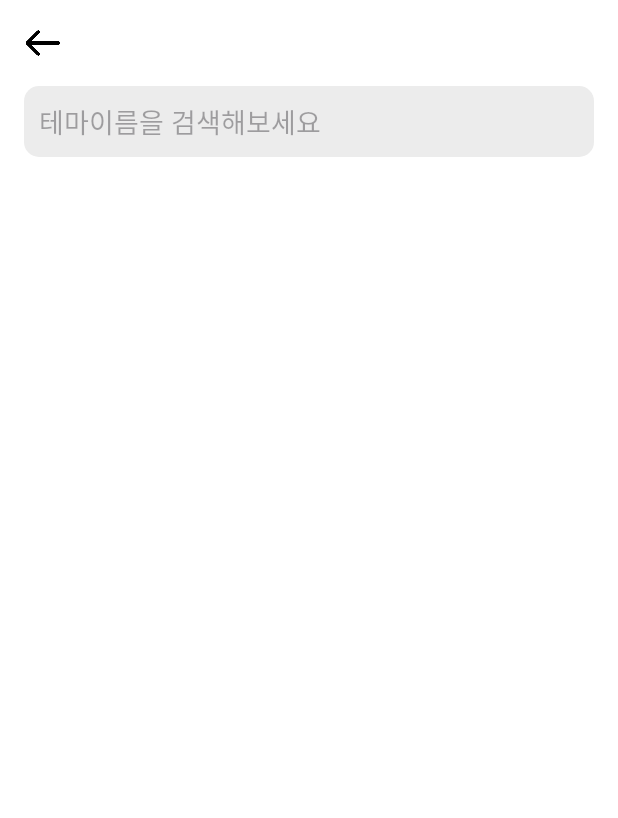
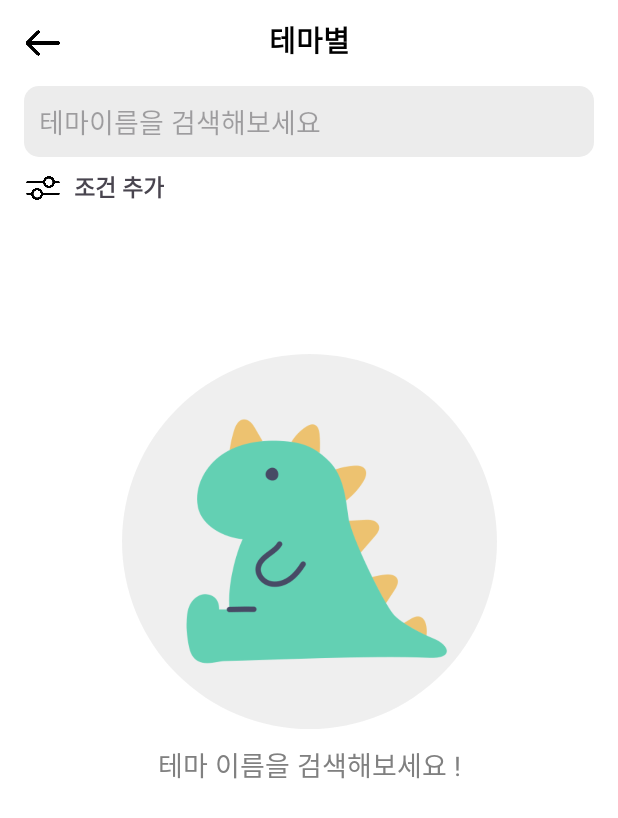
Before and after one commit to escape0906/EscapeApp, an Android app: the fragment ThemeFragment shown on its own in the app's theme, on a phone screen of 412 x 824 dp. Shown: the top 818 px of the screen. Run offline under Robolectric (Android 15) with nearby library versions, the phone set to English and light mode, and no system bars; our stand-ins replace Dagger/Hilt's generated code, data binding; network calls fail; pictures from the network do not load.

Commit message:
[Update] 레이아웃 수정

```diff
--- a/app/src/main/res/layout/fragment_home.xml
+++ b/app/src/main/res/layout/fragment_home.xml
@@ -159,6 +159,7 @@
                         </LinearLayout>
 
                         <LinearLayout
+                            android:id="@+id/by_store"
                             android:layout_width="match_parent"
                             android:layout_height="wrap_content"
                             android:layout_weight="1"
@@ -205,7 +206,7 @@
                                 android:layout_marginTop="5dp"
                                 android:fontFamily="@font/notosansregular"
                                 android:includeFontPadding="false"
-                                android:text="장르별"
+                                android:text="테마별"
                                 android:textColor="@color/black"
                                 android:textSize="16sp" />
                         </LinearLayout>
--- a/app/src/main/res/layout/fragment_store.xml
+++ b/app/src/main/res/layout/fragment_store.xml
@@ -39,7 +39,7 @@
                 android:layout_height="wrap_content"
                 android:background="@color/transparent"
                 android:ems="10"
-                android:hint="테마/매장이름을 검색해보세요"
+                android:hint="매장이름을 검색해보세요"
                 android:inputType="text"
                 app:layout_constraintBottom_toBottomOf="parent"
                 app:layout_constraintEnd_toEndOf="parent"
--- a/app/src/main/res/layout/fragment_theme.xml
+++ b/app/src/main/res/layout/fragment_theme.xml
@@ -14,11 +14,24 @@
             android:layout_height="25dp"
             android:layout_marginStart="16dp"
             android:layout_marginTop="16dp"
-            app:layout_constraintEnd_toEndOf="parent"
             app:layout_constraintHorizontal_bias="0.0"
             app:layout_constraintStart_toStartOf="parent"
             app:layout_constraintTop_toTopOf="parent"
             app:srcCompat="@drawable/ic_back" />
+
+        <TextView
+            android:id="@+id/theme_title"
+            android:layout_width="wrap_content"
+            android:layout_height="wrap_content"
+            android:layout_marginTop="12dp"
+            android:text="테마별"
+            android:textColor="@color/black"
+            android:textSize="19sp"
+            android:textStyle="bold"
+            app:layout_constraintEnd_toEndOf="parent"
+            app:layout_constraintHorizontal_bias="0.435"
+            app:layout_constraintStart_toEndOf="@+id/back_btn"
+            app:layout_constraintTop_toTopOf="parent" />
 
         <androidx.constraintlayout.widget.ConstraintLayout
             android:id="@+id/input_layout"
@@ -31,7 +44,7 @@
             android:padding="10dp"
             app:layout_constraintEnd_toEndOf="parent"
             app:layout_constraintStart_toStartOf="parent"
-            app:layout_constraintTop_toBottomOf="@+id/back_btn">
+            app:layout_constraintTop_toBottomOf="@+id/theme_title">
 
             <EditText
                 android:id="@+id/et_search"
@@ -48,6 +61,30 @@
                 app:layout_constraintVertical_bias="0.0" />
         </androidx.constraintlayout.widget.ConstraintLayout>
 
+        <ImageView
+            android:id="@+id/filter_btn"
+            android:layout_width="25dp"
+            android:layout_height="25dp"
+            android:layout_marginStart="16dp"
+            android:layout_marginTop="8dp"
+            android:contentDescription=""
+            android:src="@drawable/ic_filter"
+            app:layout_constraintStart_toStartOf="parent"
+            app:layout_constraintTop_toBottomOf="@+id/input_layout" />
+
+        <TextView
+            android:id="@+id/filter_text_btn"
+            android:layout_width="wrap_content"
+            android:layout_height="wrap_content"
+            android:layout_marginStart="8dp"
+            android:layout_marginTop="8dp"
+            android:text="조건 추가"
+            android:textSize="15sp"
+            android:textStyle="bold"
+            app:layout_constraintStart_toEndOf="@+id/filter_btn"
+            app:layout_constraintTop_toBottomOf="@+id/input_layout" />
+
+
         <androidx.swiperefreshlayout.widget.SwipeRefreshLayout
             android:id="@+id/swipeRefreshLayout"
             android:layout_width="0dp"
@@ -55,7 +92,7 @@
             app:layout_constraintBottom_toBottomOf="parent"
             app:layout_constraintEnd_toEndOf="parent"
             app:layout_constraintStart_toStartOf="parent"
-            app:layout_constraintTop_toBottomOf="@+id/input_layout">
+            app:layout_constraintTop_toBottomOf="@+id/filter_text_btn">
 
             <LinearLayout
                 android:layout_width="match_parent"
@@ -67,6 +104,7 @@
                     android:layout_width="match_parent"
                     android:layout_height="match_parent"
                     android:layout_marginTop="10dp"
+                    android:visibility="gone"
                     app:layoutManager="androidx.recyclerview.widget.GridLayoutManager"
                     app:spanCount="2"
                     tools:listitem="@layout/item_theme"/>
@@ -78,6 +116,41 @@
                     android:layout_gravity="center"
                     android:visibility="gone"
                     style="?android:attr/progressBarStyle"/>
+
+                <androidx.constraintlayout.widget.ConstraintLayout
+                    android:id="@+id/empty_layout"
+                    android:layout_width="match_parent"
+                    android:layout_height="wrap_content"
+                    android:layout_marginTop="100dp">
+
+                    <ImageView
+                        android:id="@+id/empty_image"
+                        android:layout_width="250dp"
+                        android:layout_height="250dp"
+                        android:contentDescription="검색결과가 없습니다"
+                        android:background="@drawable/background_circle"
+                        android:src="@drawable/dinosaur"
+                        android:padding="10dp"
+                        android:layout_marginBottom="10dp"
+                        app:layout_constraintBottom_toTopOf="@id/empty_text"
+                        app:layout_constraintEnd_toEndOf="parent"
+                        app:layout_constraintStart_toStartOf="parent"
+                        app:layout_constraintTop_toTopOf="parent"
+                        android:alpha="0.8"/>
+
+                    <TextView
+                        android:id="@+id/empty_text"
+                        android:layout_width="wrap_content"
+                        android:layout_height="wrap_content"
+                        android:text="테마 이름을 검색해보세요!"
+                        android:textColor="@color/light_gray_06"
+                        android:textSize="18sp"
+                        app:layout_constraintBottom_toBottomOf="parent"
+                        app:layout_constraintEnd_toEndOf="parent"
+                        app:layout_constraintStart_toStartOf="parent" />
+
+
+                </androidx.constraintlayout.widget.ConstraintLayout>
             </LinearLayout>
         </androidx.swiperefreshlayout.widget.SwipeRefreshLayout>
 
```
Also changed, not shown: app/src/main/res/layout/fragment_detail.xml (+29 -11 lines), app/src/main/res/drawable/ic_filter.png (added).
